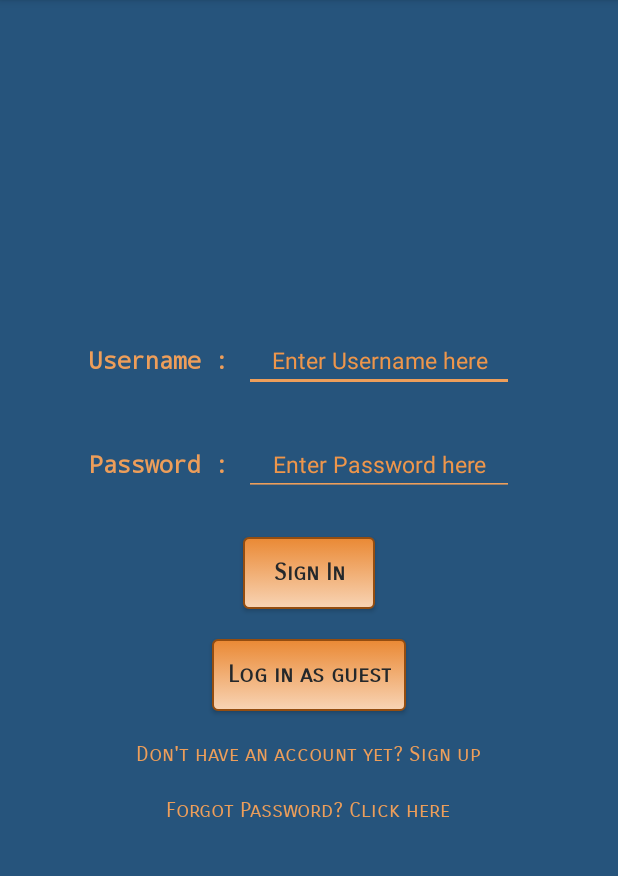
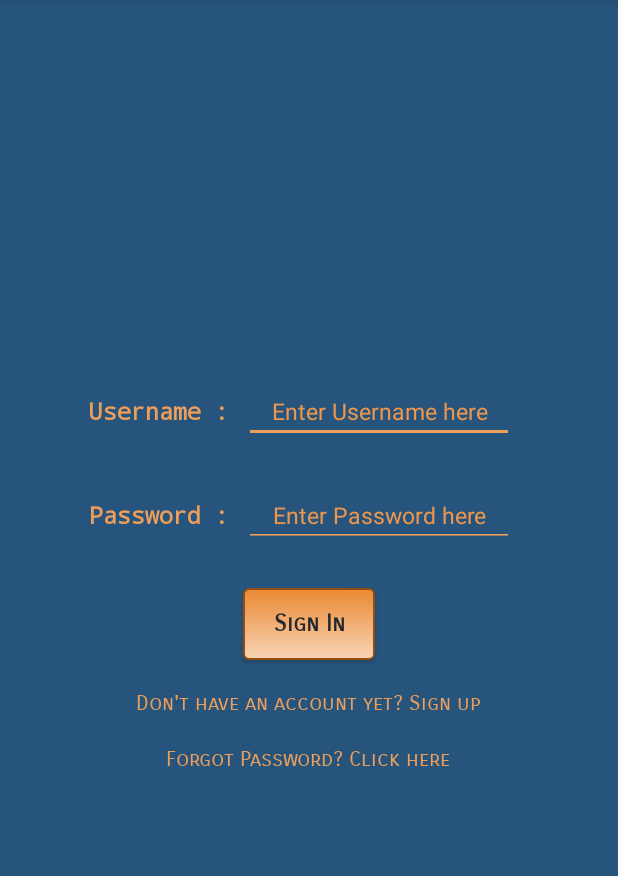
Before and after one commit to nityachinchani/MobileApp, an Android app: the screen it shows after launch (MainActivity), on a phone screen of 412 x 824 dp, the part 84-960 px from its top. Run offline under Robolectric (Android 15) with nearby library versions, the phone set to English and light mode, and no system bars; our stand-ins replace Firebase (no records; nobody signed in at launch, a user with empty details on screens opened directly); 1 statement that could not run was skipped.

Commit message:
Login as Guest Button Removed

```diff
--- a/app/src/main/java/com/example/coen268project/View/UpdateAdsActivity.java
+++ b/app/src/main/java/com/example/coen268project/View/UpdateAdsActivity.java
@@ -93,6 +93,8 @@ public class UpdateAdsActivity extends AppCompatActivity {
             public void onError(Object object) {
 
             }
+
+
         });
 
         btnUpdate.setOnClickListener(new View.OnClickListener() {
--- a/app/src/main/res/layout/activity_main.xml
+++ b/app/src/main/res/layout/activity_main.xml
@@ -94,19 +94,6 @@
         android:textSize="15sp"
         android:textStyle="bold" />
 
-    <Button
-        android:id="@+id/guestBtn"
-        android:layout_width="wrap_content"
-        android:layout_height="wrap_content"
-        android:layout_marginVertical="10dp"
-        android:background="@drawable/button_beautification"
-        android:fontFamily="sans-serif-smallcaps"
-        android:padding="10dp"
-        android:text="@string/guest_login_button"
-        android:textAllCaps="false"
-        android:textColor="@color/button_text"
-        android:textSize="15sp"
-        android:textStyle="bold" />
 
     <TextView
         android:id="@+id/signUpTextView"
```
